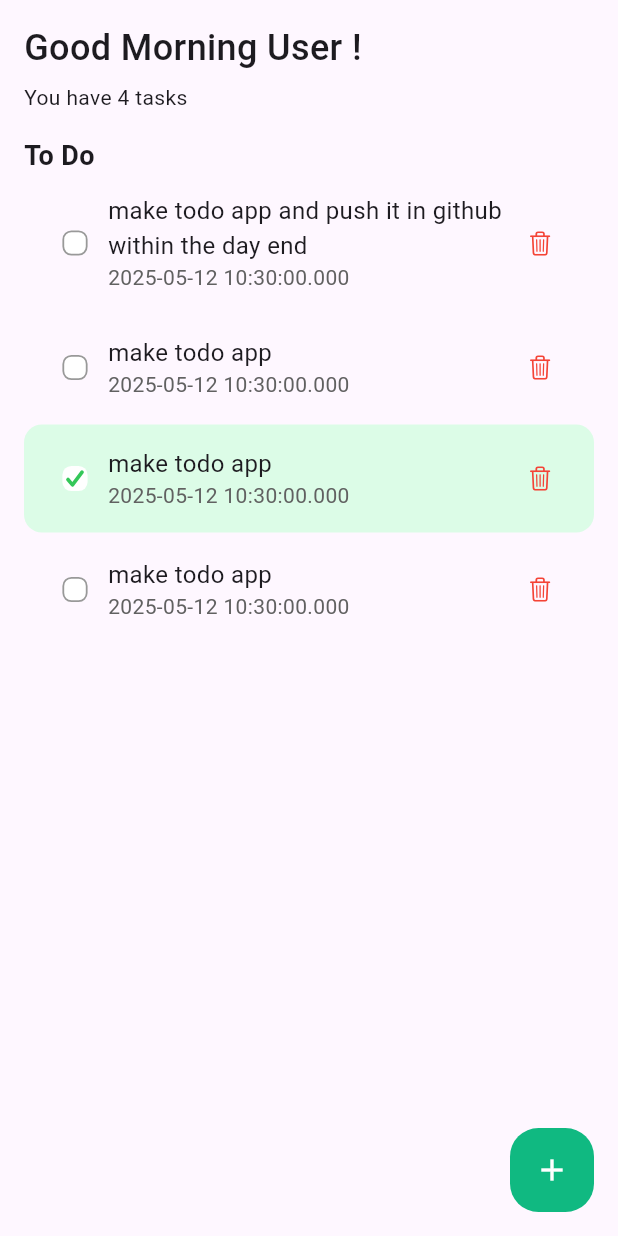
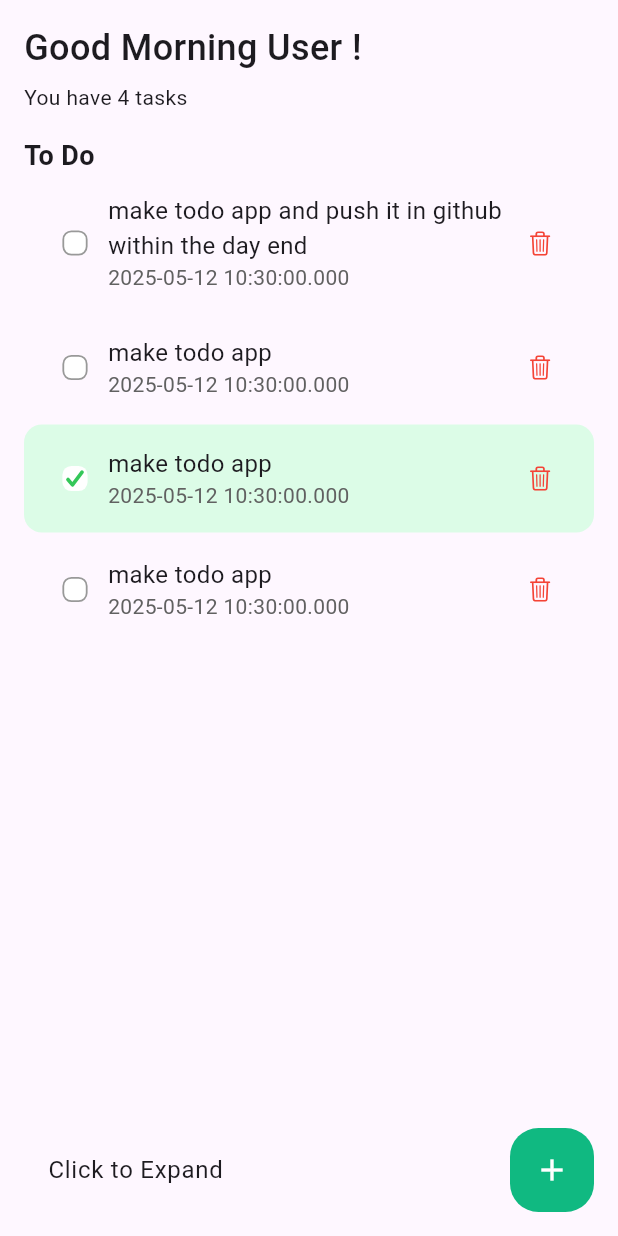
Before and after one commit to 0xawasthi/TODOapp, a Flutter app: the screen it shows after launch, on a phone screen of 412 x 824 dp. Run offline on Flutter 3.47's test engine with Material 3 defaults, Android fonts, the phone set to English and light mode, and no system bars.

Commit message:
expanded tile

```diff
--- a/lib/homepage.dart
+++ b/lib/homepage.dart
@@ -111,6 +111,10 @@ class _HomePageState extends State<HomePage> {
                     },
                   ),
                 ),
+                ExpansionTile(
+                  title: Text("Click to Expand"),
+                  children: <Widget>[ListTile(title: Text("Expanded content"))],
+                ),
               ],
             ),
           ),
```
